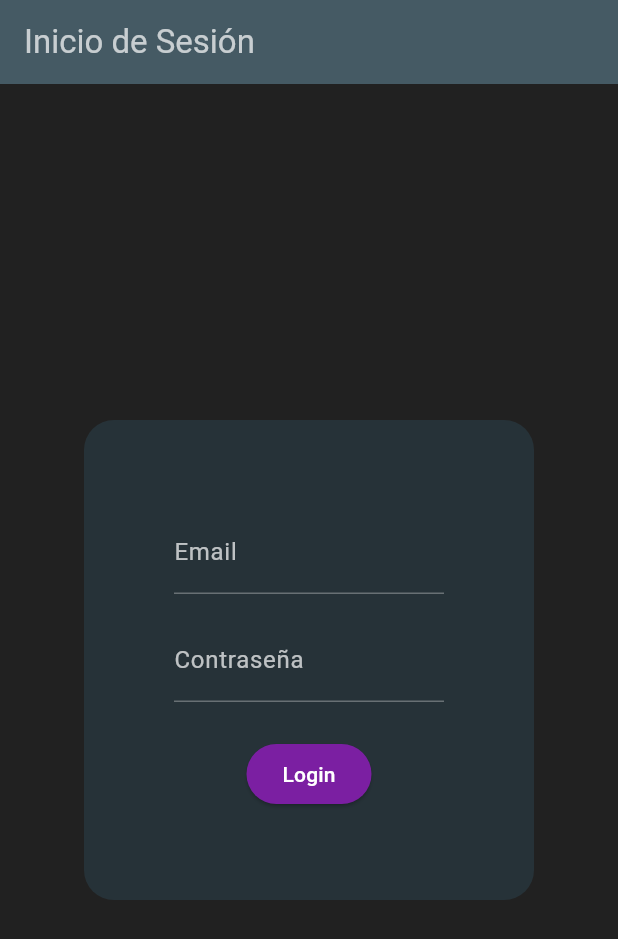
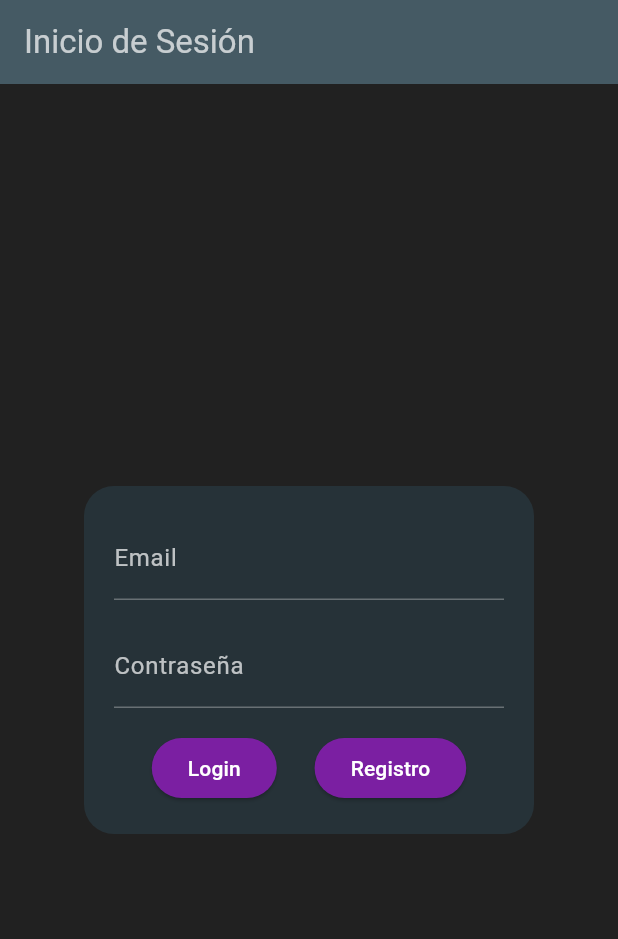
Before and after one commit to arion0501/ExamenFinal_PSP_PMDM, a Flutter app: the screen it shows after launch, on a phone screen of 412 x 824 dp. Shown: the top 939 px of the screen. Run offline on Flutter 3.47's test engine with Material 3 defaults, Android fonts, the phone set to English and light mode, and no system bars.

Commit message:
Commit V8: Añadido el context al loginView para poder hacer transiciones entre las distintas vistas, además de otro botó para dirigirse a la ventana de registro. Ambos botones dentro de un Row para dejarlos juntos horizontalmente.

```diff
--- a/lib/OnBoarding/loginView.dart
+++ b/lib/OnBoarding/loginView.dart
@@ -7,6 +7,7 @@ class loginView extends StatefulWidget {
 
 class _LoginViewState extends State<loginView> {
   late GlobalKey<FormState> _formKey;
+  late BuildContext _context;
 
   @override
   void initState() {
@@ -16,6 +17,7 @@ class _LoginViewState extends State<loginView> {
 
   @override
   Widget build(BuildContext context) {
+    _context = context;
     return Scaffold(
       backgroundColor: Colors.grey[900],
       appBar: AppBar(
@@ -26,7 +28,7 @@ class _LoginViewState extends State<loginView> {
       body: Center(
         child: Container(
           width: 300,
-          padding: EdgeInsets.all(60),
+          padding: EdgeInsets.all(20),
           decoration: BoxDecoration(
             color: Colors.blueGrey[900],
             borderRadius: BorderRadius.circular(20),
@@ -55,7 +57,7 @@ class _LoginViewState extends State<loginView> {
                     ),
                   ),
                 ),
-                SizedBox(height: 16.0),
+                SizedBox(height: 16),
                 TextFormField(
                   validator: (value) {
                     if (value!.isEmpty) {
@@ -76,7 +78,10 @@ class _LoginViewState extends State<loginView> {
                   ),
                   obscureText: true,
                 ),
-                SizedBox(height: 24.0),
+                SizedBox(height: 16),
+                Row(
+                  mainAxisAlignment: MainAxisAlignment.spaceEvenly, // Cambiado a centrar
+                  children: [
                     ElevatedButton(
                       onPressed: () {
                         if (_formKey.currentState!.validate()) {
@@ -89,6 +94,18 @@ class _LoginViewState extends State<loginView> {
                         onPrimary: Colors.white,
                       ),
                     ),
+                    ElevatedButton(
+                      onPressed: () {
+                        Navigator.of(_context).popAndPushNamed('/vistaregister');
+                      },
+                      child: Text('Registro'),
+                      style: ElevatedButton.styleFrom(
+                        primary: Colors.purple[700],
+                        onPrimary: Colors.white,
+                      ),
+                    ),
+                  ],
+                )
               ],
             ),
           ),
```
Lines whose indentation alone changed are shown as unchanged.
